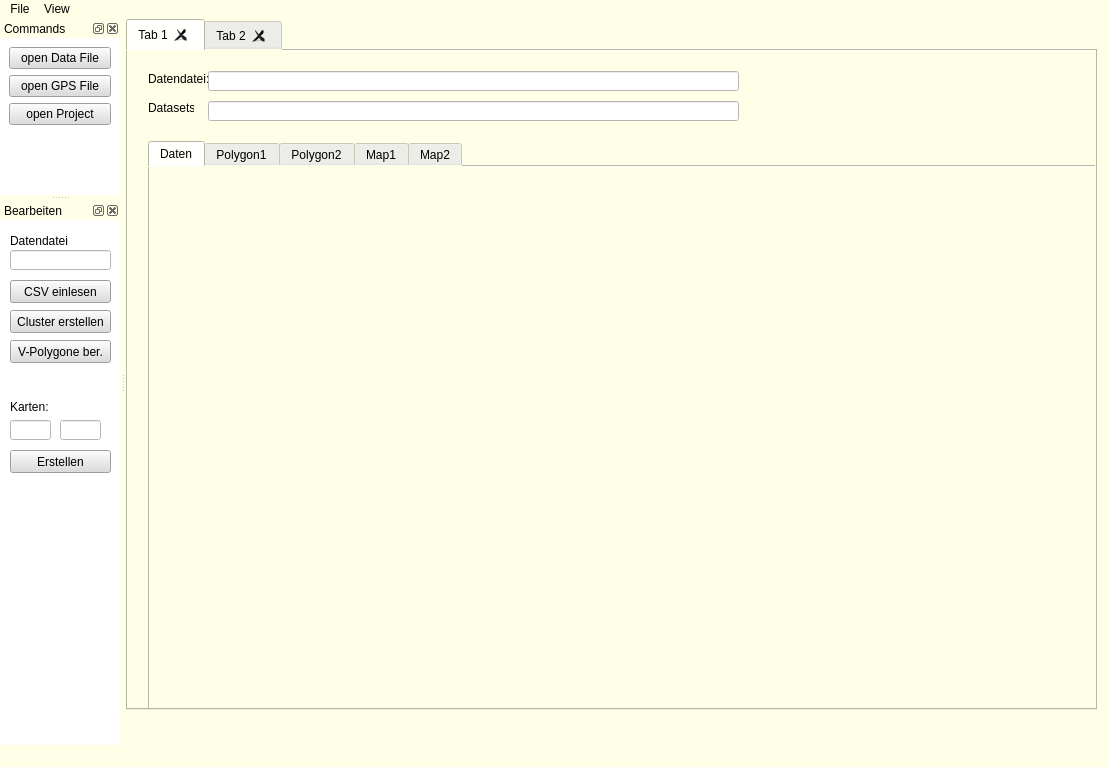
zzr1100/locomotifGUI, file ui/Ui_Locomotif.ui: the form before one commit.
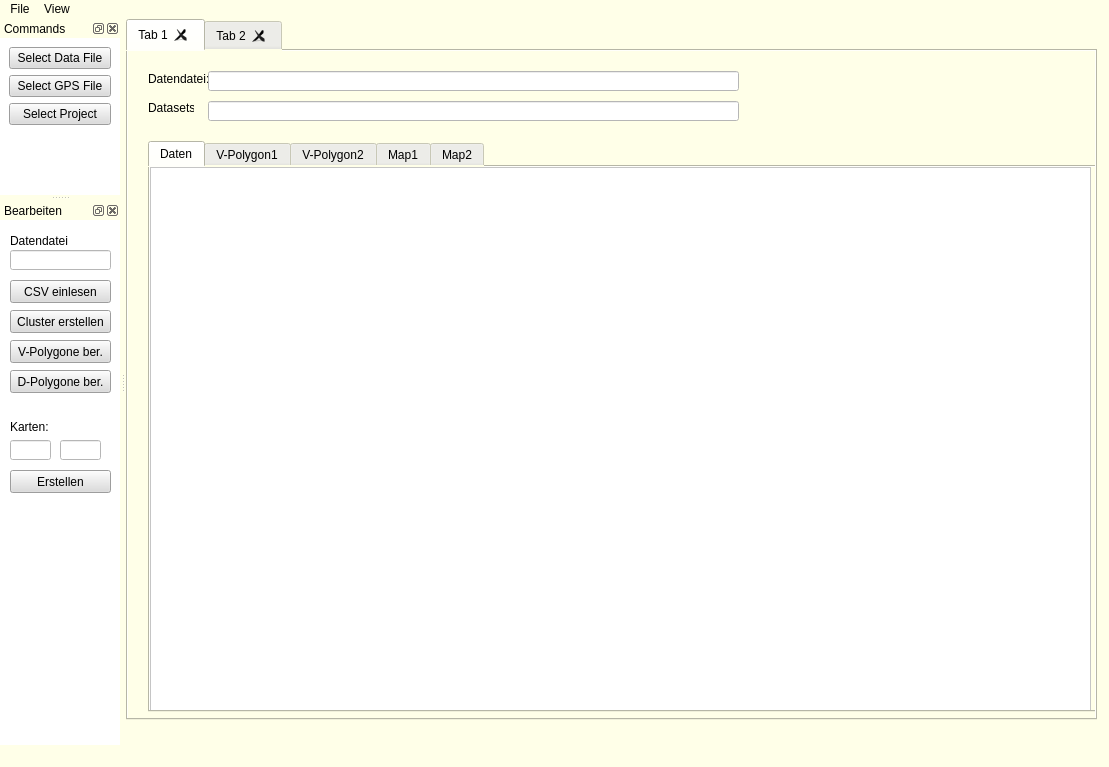
The form after the commit. The open tabs and pages were chosen to show the change.

```diff
--- a/ui/Ui_Locomotif.ui
+++ b/ui/Ui_Locomotif.ui
@@ -26,7 +26,7 @@
       <x>0</x>
       <y>0</y>
       <width>971</width>
-      <height>691</height>
+      <height>701</height>
      </rect>
     </property>
     <property name="sizePolicy">
@@ -131,15 +131,29 @@
        <attribute name="title">
         <string>Daten</string>
        </attribute>
+       <widget class="QTextEdit" name="t11DataFrame">
+        <property name="geometry">
+         <rect>
+          <x>0</x>
+          <y>0</y>
+          <width>941</width>
+          <height>551</height>
+         </rect>
+        </property>
+        <property name="styleSheet">
+         <string notr="true">background-color: rgb(255, 255, 255);
+font: 8pt &quot;Courier New&quot;;</string>
+        </property>
+       </widget>
       </widget>
       <widget class="QWidget" name="t12Polygon">
        <attribute name="title">
-        <string>Polygon1</string>
+        <string>V-Polygon1</string>
        </attribute>
       </widget>
       <widget class="QWidget" name="t13Polygon">
        <attribute name="title">
-        <string>Polygon2</string>
+        <string>V-Polygon2</string>
        </attribute>
       </widget>
       <widget class="QWidget" name="t14Map">
@@ -273,7 +287,7 @@
         <string notr="true">background-color: rgb(220, 220, 220);</string>
        </property>
        <property name="text">
-        <string>open Data File</string>
+        <string>Select Data File</string>
        </property>
       </widget>
      </item>
@@ -283,7 +297,7 @@
         <string notr="true">background-color: rgb(220, 220, 220);</string>
        </property>
        <property name="text">
-        <string>open GPS File</string>
+        <string>Select GPS File</string>
        </property>
       </widget>
      </item>
@@ -293,7 +307,7 @@
         <string notr="true">background-color: rgb(220, 220, 220);</string>
        </property>
        <property name="text">
-        <string>open Project</string>
+        <string>Select Project</string>
        </property>
       </widget>
      </item>
@@ -398,7 +412,7 @@
      <property name="geometry">
       <rect>
        <x>10</x>
-       <y>230</y>
+       <y>250</y>
        <width>101</width>
        <height>23</height>
       </rect>
@@ -414,7 +428,7 @@
      <property name="geometry">
       <rect>
        <x>10</x>
-       <y>180</y>
+       <y>200</y>
        <width>46</width>
        <height>13</height>
       </rect>
@@ -432,7 +446,7 @@
      <property name="geometry">
       <rect>
        <x>10</x>
-       <y>200</y>
+       <y>220</y>
        <width>41</width>
        <height>20</height>
       </rect>
@@ -442,12 +456,28 @@
      <property name="geometry">
       <rect>
        <x>60</x>
-       <y>200</y>
+       <y>220</y>
        <width>41</width>
        <height>20</height>
       </rect>
      </property>
     </widget>
+    <widget class="QPushButton" name="cmdCreateDPolygone">
+     <property name="geometry">
+      <rect>
+       <x>10</x>
+       <y>150</y>
+       <width>101</width>
+       <height>23</height>
+      </rect>
+     </property>
+     <property name="styleSheet">
+      <string notr="true">background-color: rgb(220, 220, 220);</string>
+     </property>
+     <property name="text">
+      <string>D-Polygone ber.</string>
+     </property>
+    </widget>
    </widget>
   </widget>
   <action name="actionQuit">
```
Left out of the diff: 59 changed lines with no effect on the pictures.
